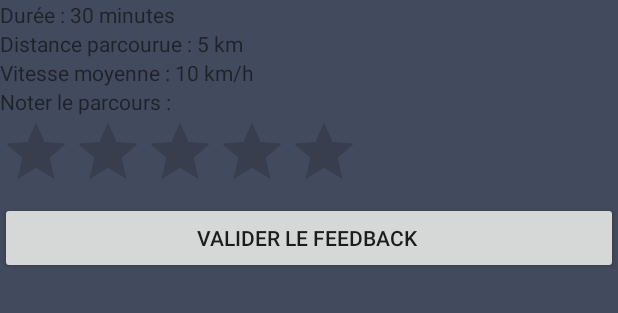
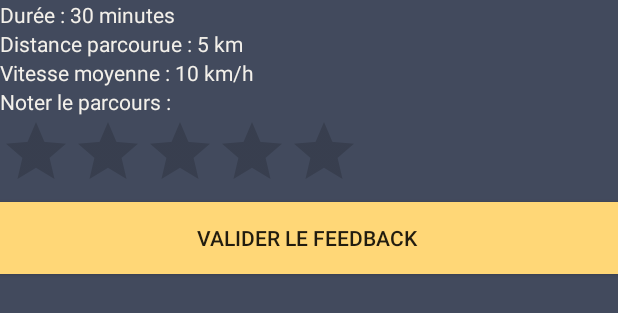
Before and after one commit to louisepe/MyPath, an Android app: the layout activity_feedback.xml on its own in the app's theme, with its tools: preview values and no code run, on a phone screen of 412 x 824 dp. Shown: the top 313 px of the screen. Run offline under Robolectric (Android 15) with nearby library versions, the phone set to English and light mode, and no system bars.

Commit message:
Changement couleur du texte feedback et calcul de la vitesse moyenne

```diff
--- a/app/src/main/java/com/tc/mypath/ParcoursActivity.java
+++ b/app/src/main/java/com/tc/mypath/ParcoursActivity.java
@@ -30,6 +30,7 @@ public class ParcoursActivity extends AppCompatActivity {
     private ImageView parcours;
     private Chronometer chrono;
     private long time = 0;
+    double distance;
 
     @Override
     protected void onCreate(Bundle savedInstanceState) {
@@ -49,7 +50,7 @@ public class ParcoursActivity extends AppCompatActivity {
         stop.setOnClickListener(stopListener);
 
         Intent myIntent = getIntent();
-        double distance = myIntent.getDoubleExtra("distance", 0.00);
+        distance = myIntent.getDoubleExtra("distance", 0.00);
 
         parcoursLayout = findViewById(R.id.parcoursLayout);
         boutonsLayout = findViewById(R.id.boutonsLayout);
@@ -113,6 +114,8 @@ public class ParcoursActivity extends AppCompatActivity {
             chrono.stop();
             Intent myIntent = new Intent(v.getContext(), FeedbackActivity.class);
             myIntent.putExtra("time", tempsText);
+            myIntent.putExtra("distance", distance);
+            myIntent.putExtra( "tempsSecondes", time);
             startActivityForResult(myIntent,0);
         }
     };
--- a/app/src/main/res/layout/activity_feedback.xml
+++ b/app/src/main/res/layout/activity_feedback.xml
@@ -12,35 +12,41 @@
         android:id="@+id/duree"
         android:layout_width="fill_parent"
         android:layout_height="wrap_content"
-        android:text="Durée : 30 minutes"/>
+        android:text="Durée : 30 minutes"
+        android:textColor="#f3f0ea"/>
 
     <TextView
         android:id="@+id/distanceParcourue"
         android:layout_width="fill_parent"
         android:layout_height="wrap_content"
-        android:text="Distance parcourue : 5 km"/>
+        android:text="Distance parcourue : 5 km"
+        android:textColor="#f3f0ea"/>
 
     <TextView
         android:id="@+id/vitesse"
         android:layout_width="fill_parent"
         android:layout_height="wrap_content"
-        android:text="Vitesse moyenne : 10 km/h"/>
+        android:text="Vitesse moyenne : 10 km/h"
+        android:textColor="#f3f0ea"/>
 
     <TextView
         android:layout_width="fill_parent"
         android:layout_height="wrap_content"
-        android:text="Noter le parcours : "/>
+        android:text="Noter le parcours : "
+        android:textColor="#f3f0ea"/>
 
     <RatingBar
         android:id="@+id/note"
         android:layout_width="wrap_content"
         android:layout_height="wrap_content"
-        android:numStars="5" />
+        android:numStars="5"
+        android:textColor="#f3f0ea"/>
 
     <Button
         android:id="@+id/validerFeedback"
         android:layout_width="fill_parent"
         android:layout_height="wrap_content"
-        android:text="Valider le feedback " />
+        android:text="Valider le feedback "
+        android:background="#ffd777"/>
 
 </LinearLayout>
--- a/app/src/main/res/layout/activity_parcours.xml
+++ b/app/src/main/res/layout/activity_parcours.xml
@@ -63,6 +63,7 @@
         android:layout_height="wrap_content"
         android:layout_alignParentBottom="true"
         android:gravity="center"
+        android:textColor="#f3f0ea"
         android:layout_weight="0" />
 
 </RelativeLayout>
```
Also changed, not shown: app/src/main/java/com/tc/mypath/FeedbackActivity.java (+11 -0 lines).
